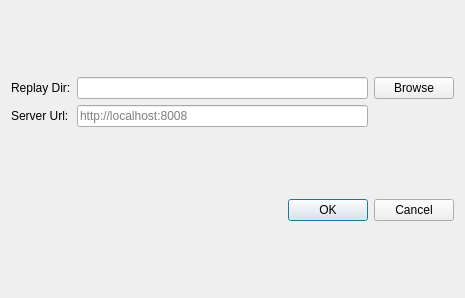
ericp1337/LoL-Replay-Parsing-Server, file example/client/settings.ui: the form before one commit.
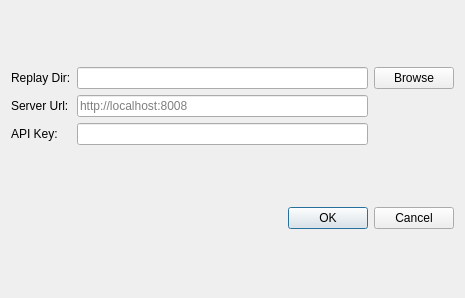
The form after the commit.

What changed in the file:
```diff
--- a/example/client/settings.ui
+++ b/example/client/settings.ui
@@ -53,6 +53,16 @@
        </property>
       </widget>
      </item>
+     <item row="3" column="0">
+      <widget class="QLabel" name="label_3">
+       <property name="text">
+        <string>API Key:</string>
+       </property>
+      </widget>
+     </item>
+     <item row="3" column="1">
+      <widget class="QLineEdit" name="apiKey"/>
+     </item>
     </layout>
    </item>
    <item row="1" column="0">
```
